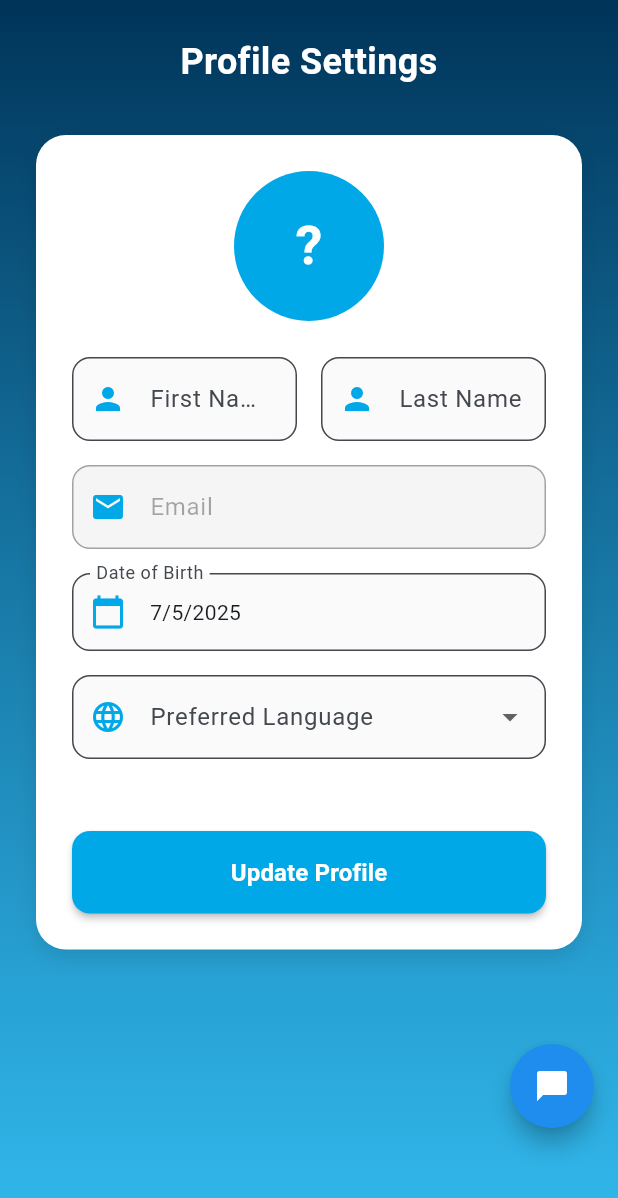
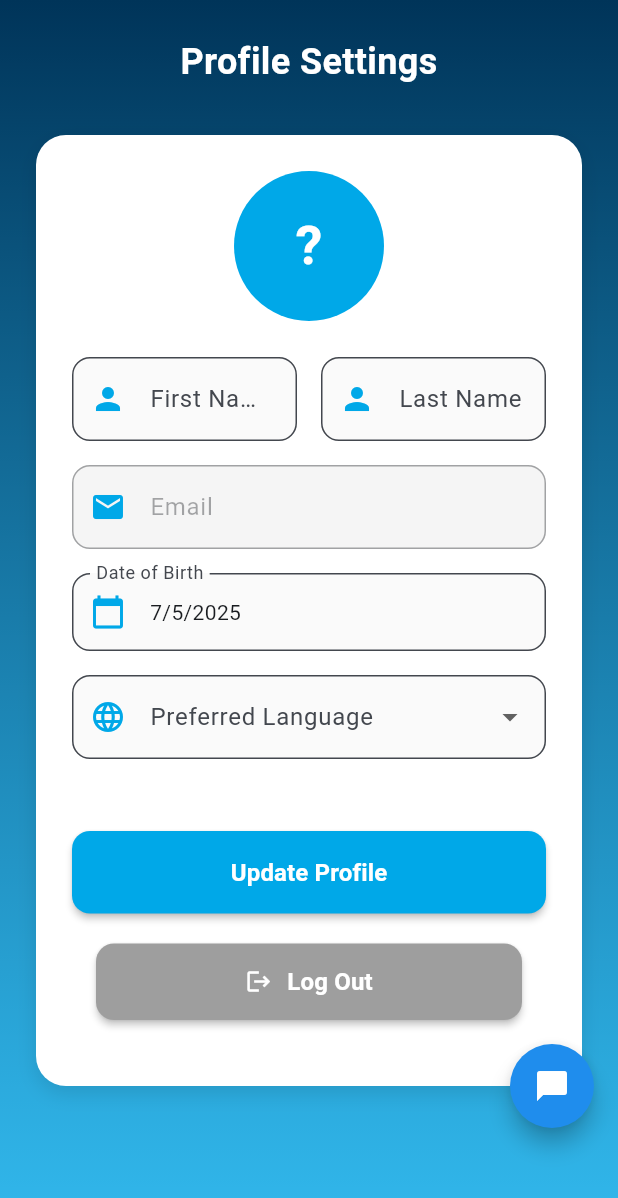
Before and after one commit to Karl-Gilmartin/urban_route, a Flutter app: the ProfileSettingsPage screen opened by its route, on a phone screen of 412 x 824 dp. Shown: the top 1198 px of the screen. Run offline on Flutter 3.47's test engine with Material 3 defaults, Android fonts, the phone set to English and light mode, and no system bars; our stand-ins replace easy_localization, flutter_dotenv, flutter_map, flutter_svg, geocoding, geolocator and 4 more; missing offline and left inert: flutter_map_heatmap, intercom_flutter, mapbox_gl; accounts and stored records are empty; network calls fail.

Commit message:
adding log out button

```diff
--- a/lib/pages/profile_settings_page.dart
+++ b/lib/pages/profile_settings_page.dart
@@ -197,6 +197,11 @@ class _ProfileSettingsPageState extends State<ProfileSettingsPage> {
         });
       }
     }
+  }
+
+  Future<void> _logOut(BuildContext context) async {
+    await Supabase.instance.client.auth.signOut();
+    Navigator.of(context).pushReplacementNamed('/login');
   }
 
   @override
@@ -509,6 +514,40 @@ class _ProfileSettingsPageState extends State<ProfileSettingsPage> {
                                         ),
                                       ),
                               ),
+
+                              // log out button
+                              Padding(
+                                padding: const EdgeInsets.symmetric(horizontal: 16, vertical: 20),
+                                child: SizedBox(
+                                  width: double.infinity,
+                                  child: ElevatedButton(
+                                    onPressed: () => _logOut(context),
+                                    style: ElevatedButton.styleFrom(
+                                      backgroundColor: Colors.grey,
+                                      padding: const EdgeInsets.symmetric(vertical: 14),
+                                      shape: RoundedRectangleBorder(
+                                        borderRadius: BorderRadius.circular(12),
+                                      ),
+                                      elevation: 2,
+                                    ),
+                                    child: Row(
+                                      mainAxisAlignment: MainAxisAlignment.center,
+                                      children: const [
+                                        Icon(Icons.logout, color: Colors.white),
+                                        SizedBox(width: 10),
+                                        Text(
+                                          'Log Out',
+                                          style: TextStyle(
+                                            fontSize: 16,
+                                            fontWeight: FontWeight.bold,
+                                            color: Colors.white,
+                                          ),
+                                        ),
+                                      ],
+                                    ),
+                                  ),
+                                ),
+                              ),
                             ],
                           ),
                         ),
```
